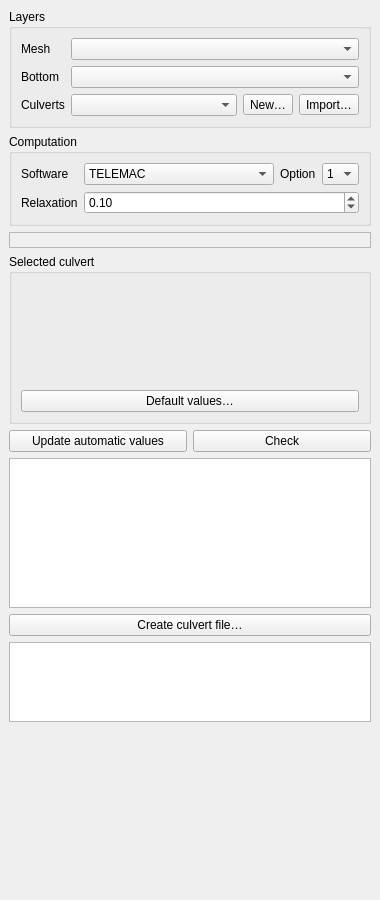
Old version of the form mesh_tools/ui/culvert_manager.ui in the repository nicogodet/Mesh_tools.
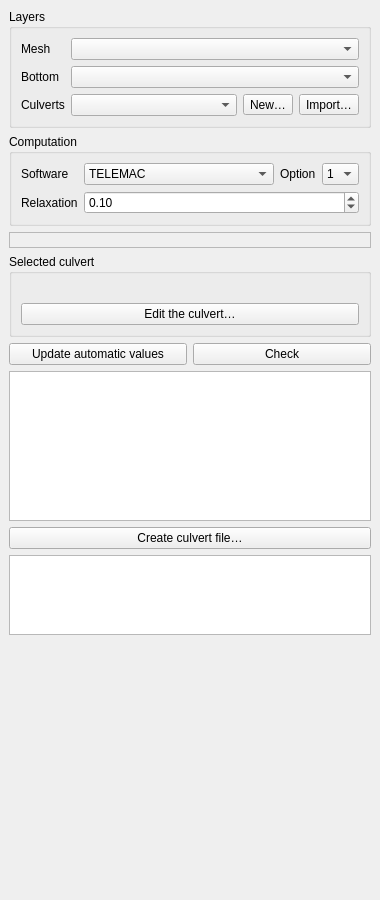
New version of the form. Custom widgets are drawn as their Qt base class.

Commit message: Culvert manager v1: native form, shared core, Processing, mesh expressions

Patch:
```diff
--- a/mesh_tools/ui/culvert_manager.ui
+++ b/mesh_tools/ui/culvert_manager.ui
@@ -233,12 +233,12 @@
           </property>
           <layout class="QVBoxLayout" name="lay_culvert_form">
            <item>
-            <widget class="QTabWidget" name="tab_culvert">
-             <property name="documentMode">
+            <widget class="QLabel" name="lbl_selected">
+             <property name="wordWrap">
               <bool>true</bool>
              </property>
-             <property name="usesScrollButtons">
-              <bool>true</bool>
+             <property name="textFormat">
+              <enum>Qt::RichText</enum>
              </property>
             </widget>
            </item>
@@ -248,7 +248,7 @@
               <string>Set the parameters of the selected culvert back to their default values.</string>
              </property>
              <property name="text">
-              <string>Default values…</string>
+              <string>Edit the culvert…</string>
              </property>
             </widget>
            </item>
```
Left out of the diff: 4 changed lines with no effect on the pictures. The commit also changes 12 other files.
